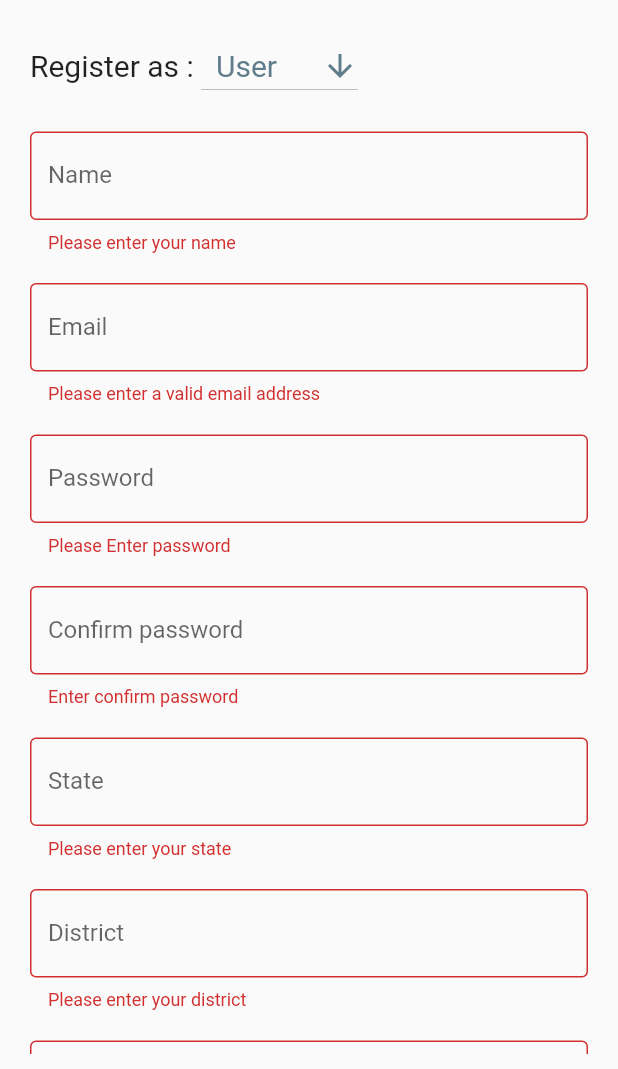
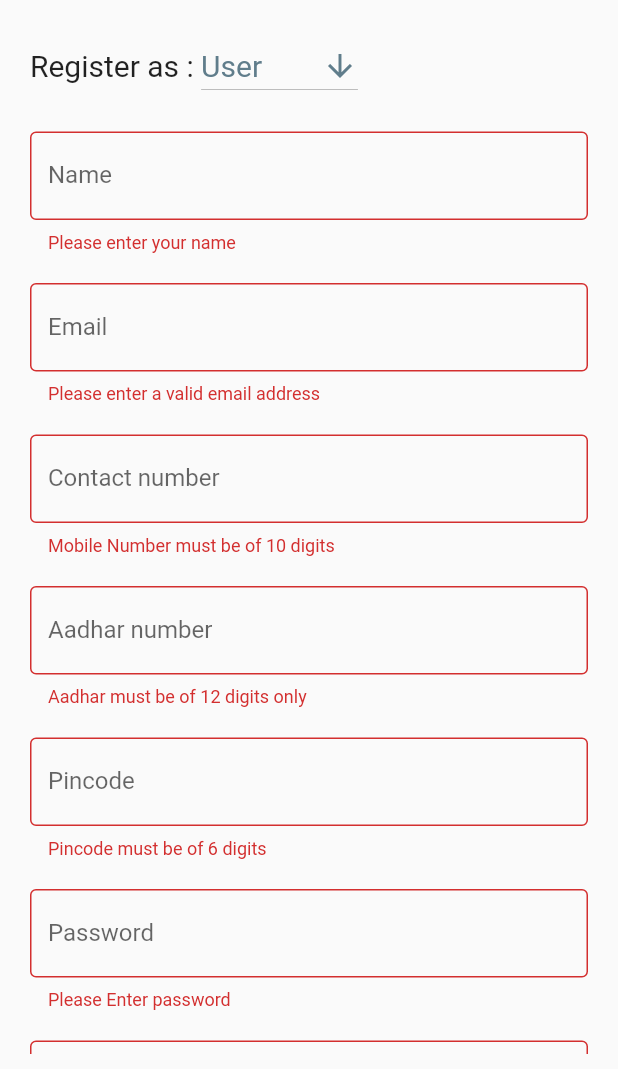
Before and after one commit to siddhantshingi/Parcha, a Flutter app: the Register screen opened directly, after a tap on "Register", on a phone screen of 412 x 824 dp, the part 167-1236 px from its top. Run offline on Flutter 3.47's test engine with Material 2 defaults, Android fonts, the phone set to English and light mode, and no system bars; our stand-ins replace dotted_border, email_validator; missing offline and left inert: qrscan.

Commit message:
Refactored Register code, added call to get shopCategories

```diff
--- a/token_system/lib/screens/register.dart
+++ b/token_system/lib/screens/register.dart
@@ -3,9 +3,11 @@ import 'package:email_validator/email_validator.dart';
 import 'package:token_system/Entities/user.dart';
 import 'package:token_system/Entities/shop.dart';
 import 'package:token_system/Entities/authority.dart';
+import 'package:token_system/Services/miscServices.dart';
 import 'package:token_system/Services/userService.dart';
 import 'package:token_system/Services/shopService.dart';
 import 'package:token_system/Services/authorityService.dart';
+import 'package:token_system/components/async_builder.dart';
 import 'package:token_system/components/title.dart';
 import 'package:token_system/screens/login.dart';
 
@@ -24,13 +26,13 @@ class _RegisterState extends State<Register> {
   String _pincode = '';
   String _address = 'XXX';
   String _landmark = 'XXX';
-  int _shopSize = 0;
+  int _shopType;
   String _openTime = '11:00:00';
   String _closeTime = '20:00:00';
   int verifierId = 0;
   SignAs _selected = SignAs.user;
 
-  // TODO: State and district dropdown menu.
+  // FIXED: State and district dropdown menu. To be handled on backend.
   String _state = '';
   String _district = '';
 
@@ -44,6 +46,7 @@ class _RegisterState extends State<Register> {
 
   String validateAadhar(String value) {
     // Indian Mobile number are of 10 digit only
+    if (value == null) return null;
     if (value.length != 12)
       return 'Aadhar must be of 12 digits only';
     else
@@ -72,13 +75,23 @@ class _RegisterState extends State<Register> {
     return null;
   }
 
-  bool showCategory(selected) {
-    if (selected == SignAs.shop) return true;
+  bool isShop() {
+    if (_selected == SignAs.shop) return true;
     return false;
   }
 
   @override
   Widget build(BuildContext context) {
+    // Call the Shop Categories API
+    var onReceiveJson = (snapshot) {
+      // Construct List of Categories
+      List<String> shopCategories = [];
+      for (var item in snapshot.data['result']) {
+        shopCategories.add(item['typeName']);
+      }
+      return shopCategories;
+    };
+
     return Scaffold(
         appBar: AppBar(
           backgroundColor: Colors.blueGrey,
@@ -116,11 +129,11 @@ class _RegisterState extends State<Register> {
                         },
                         items: <DropdownMenuItem<SignAs>>[
                           const DropdownMenuItem<SignAs>(
-                            child: Text('  User  '),
+                            child: Text('User'),
                             value: SignAs.user,
                           ),
                           const DropdownMenuItem<SignAs>(
-                            child: Text('  Shop  '),
+                            child: Text('Shop'),
                             value: SignAs.shop,
                           ),
                           const DropdownMenuItem<SignAs>(
@@ -140,7 +153,30 @@ class _RegisterState extends State<Register> {
                       child: TextFormField(
                         decoration: InputDecoration(
                           border: OutlineInputBorder(),
-                          labelText: 'Name',
+                          labelText: isShop() ? 'Shop Name' : 'Name',
+                        ),
+                        validator: (value) {
+                          if (value.isEmpty)
+                            return isShop()
+                                ? 'Please enter your Shop name'
+                                : 'Please enter your name';
+                          else
+                            return null;
+                        },
+                        onSaved: (value) {
+                          setState(() {
+                            _name = value;
+                          });
+                        },
+                      ),
+                    ),
+                    Visibility(
+                      child: Container(
+                        padding: EdgeInsets.all(10),
+                        child: TextFormField(
+                          decoration: InputDecoration(
+                            border: OutlineInputBorder(),
+                            labelText: 'Shop Owner Name',
                           ),
                           validator: (value) {
                             if (value.isEmpty)
@@ -154,6 +190,64 @@ class _RegisterState extends State<Register> {
                             });
                           },
                         ),
+                      ),
+                      visible: isShop(),
+                    ),
+                    Visibility(
+                      child: Padding(
+                        padding: EdgeInsets.all(10),
+                        child: Container(
+                          padding: EdgeInsets.fromLTRB(10, 5, 10, 5),
+                          decoration: ShapeDecoration(
+                            shape: RoundedRectangleBorder(
+                              side: BorderSide(
+                                  width: 1.0,
+                                  style: BorderStyle.solid,
+                                  color: Colors.blueGrey),
+                              borderRadius:
+                                  BorderRadius.all(Radius.circular(5.0)),
+                            ),
+                          ),
+                          child: AsyncBuilder(
+                            future: MiscService.getShopTypesApiCall(),
+                            builder: (shopCategories) {
+                              List<DropdownMenuItem> items = [];
+                              for (var index = 0;
+                                  index < shopCategories.length;
+                                  index++) {
+                                items.add(DropdownMenuItem(
+                                  child: Text(shopCategories[index]),
+                                  value: 2*index,
+                                ));
+                                items.add(DropdownMenuItem(
+                                  child: Text(shopCategories[index]),
+                                  value: 2*index + 1,
+                                ));
+                              }
+                              return DropdownButton(
+                                iconDisabledColor: Colors.blueGrey,
+                                iconEnabledColor: Colors.blue,
+                                hint: Text('Shop Type'),
+                                style: TextStyle(
+                                    color: Colors.black, fontSize: 16),
+                                underline: Container(height: 0),
+                                isExpanded: true,
+                                items: items,
+                                value: _shopType,
+                                onChanged: (value) {
+                                  setState(() {
+                                    _shopType = value;
+                                    print(_shopType);
+                                  });
+                                },
+                              );
+                            },
+                            onReceiveJson: onReceiveJson,
+                            size: 40,
+                          ),
+                        ),
+                      ),
+                      visible: isShop(),
                     ),
                     Container(
                       padding: EdgeInsets.all(10),
@@ -170,8 +264,7 @@ class _RegisterState extends State<Register> {
                         },
                       ),
                     ),
-                    Visibility(
-                        child: Container(
+                    Container(
                       padding: EdgeInsets.all(10),
                       child: TextFormField(
                         decoration: InputDecoration(
@@ -179,7 +272,7 @@ class _RegisterState extends State<Register> {
                           labelText: 'Contact number',
                         ),
                         keyboardType: TextInputType.phone,
-//                          validator: validateMobile,
+                        validator: validateMobile,
                         onSaved: (value) {
                           setState(() {
                             _mobile = value;
@@ -187,7 +280,38 @@ class _RegisterState extends State<Register> {
                         },
                       ),
                     ),
-                        visible: false),
+                    Container(
+                      padding: EdgeInsets.all(10),
+                      child: TextFormField(
+                        decoration: InputDecoration(
+                          border: OutlineInputBorder(),
+                          labelText: 'Aadhar number',
+                        ),
+                        keyboardType: TextInputType.phone,
+                        validator: validateAadhar,
+                        onSaved: (value) {
+                          setState(() {
+                            _aadhar = value;
+                          });
+                        },
+                      ),
+                    ),
+                    Container(
+                      padding: EdgeInsets.fromLTRB(10, 10, 10, 10),
+                      child: TextFormField(
+                        decoration: InputDecoration(
+                          border: OutlineInputBorder(),
+                          labelText: 'Pincode',
+                        ),
+                        keyboardType: TextInputType.phone,
+                        validator: validatePincode,
+                        onSaved: (value) {
+                          setState(() {
+                            _pincode = value;
+                          });
+                        },
+                      ),
+                    ),
                     Container(
                       padding: EdgeInsets.fromLTRB(10, 10, 10, 10),
                       child: TextFormField(
@@ -216,80 +340,6 @@ class _RegisterState extends State<Register> {
                         validator: validateConfirmPassword,
                       ),
                     ),
-                    Visibility(
-                        child: Container(
-                          padding: EdgeInsets.all(10),
-                          child: TextFormField(
-                            decoration: InputDecoration(
-                              border: OutlineInputBorder(),
-                              labelText: 'Aadhar number',
-                            ),
-                            keyboardType: TextInputType.phone,
-//                          validator: validateAadhar,
-                            onSaved: (value) {
-                              setState(() {
-                                _aadhar = value;
-                              });
-                            },
-                          ),
-                        ),
-                        visible: false),
-                    Container(
-                      padding: EdgeInsets.all(10),
-                      child: TextFormField(
-                        decoration: InputDecoration(
-                          border: OutlineInputBorder(),
-                          labelText: 'State',
-                        ),
-                        validator: (value) {
-                          if (value.isEmpty)
-                            return 'Please enter your state';
-                          else
-                            return null;
-                        },
-                        onSaved: (value) {
-                          setState(() {
-                            _state = value;
-                          });
-                        },
-                      ),
-                    ),
-                    Container(
-                      padding: EdgeInsets.all(10),
-                      child: TextFormField(
-                        decoration: InputDecoration(
-                          border: OutlineInputBorder(),
-                          labelText: 'District',
-                        ),
-                        validator: (value) {
-                          if (value.isEmpty)
-                            return 'Please enter your district';
-                          else
-                            return null;
-                        },
-                        onSaved: (value) {
-                          setState(() {
-                            _state = value;
-                          });
-                        },
-                      ),
-                    ),
-                    Container(
-                      padding: EdgeInsets.fromLTRB(10, 10, 10, 10),
-                      child: TextFormField(
-                        decoration: InputDecoration(
-                          border: OutlineInputBorder(),
-                          labelText: 'Pincode',
-                        ),
-                        keyboardType: TextInputType.phone,
-                        validator: validatePincode,
-                        onSaved: (value) {
-                          setState(() {
-                            _pincode = value;
-                          });
-                        },
-                      ),
-                    ),
                     Container(
                       height: 50,
                       padding: EdgeInsets.fromLTRB(10, 10, 10, 0),
@@ -313,16 +363,17 @@ class _RegisterState extends State<Register> {
                                     state: _state,
                                     district: _district,
                                     pincode: _pincode,
-                                    verificationStatus: 0,);
+                                    verificationStatus: 0,
+                                  );
                                   UserService.registerApiCall(newUser)
                                       .then((code) {
                                     if (code == 200) {
                                       final snackbar = SnackBar(
-                                        content: Text(
-                                            'Registration successful!'),
+                                        content:
+                                            Text('Registration successful!'),
                                       );
-                                      Scaffold.of(context).showSnackBar(
-                                          snackbar);
+                                      Scaffold.of(context)
+                                          .showSnackBar(snackbar);
                                       // Pop screen if successful
                                       Future.delayed(Duration(seconds: 2), () {
                                         Navigator.pop(context);
@@ -332,19 +383,18 @@ class _RegisterState extends State<Register> {
                                         content: Text(
                                             'This Email ID already exists'),
                                       );
-                                      Scaffold.of(context).showSnackBar(
-                                          snackbar);
+                                      Scaffold.of(context)
+                                          .showSnackBar(snackbar);
                                     } else {
                                       final snackbar = SnackBar(
                                         content: Text(
                                             'Registration not successful. Please try again!'),
                                       );
-                                      Scaffold.of(context).showSnackBar(
-                                          snackbar);
+                                      Scaffold.of(context)
+                                          .showSnackBar(snackbar);
                                     }
                                   });
-                                }
-                                else if (_selected == SignAs.shop) {
+                                } else if (_selected == SignAs.shop) {
                                   Shop newShop = new Shop(
                                       id: 0,
                                       name: _name,
@@ -358,19 +408,19 @@ class _RegisterState extends State<Register> {
                                       district: _district,
                                       pincode: _pincode,
                                       verificationStatus: 0,
-                                    shopSize: _shopSize,
+                                      shopSize: _shopType,
                                       openTime: _openTime,
                                       closeTime: _closeTime);
                                   ShopService.registerApiCall(newShop)
                                       .then((code) {
-                                        print ('Inside Api call');
+                                    print('Inside Api call');
                                     if (code == 200) {
                                       final snackbar = SnackBar(
-                                        content: Text(
-                                            'Registration successful!'),
+                                        content:
+                                            Text('Registration successful!'),
                                       );
-                                      Scaffold.of(context).showSnackBar(
-                                          snackbar);
+                                      Scaffold.of(context)
+                                          .showSnackBar(snackbar);
                                       // Pop screen if successful
                                       Future.delayed(Duration(seconds: 2), () {
                                         Navigator.pop(context);
@@ -380,19 +430,18 @@ class _RegisterState extends State<Register> {
                                         content: Text(
                                             'This Email ID already exists'),
                                       );
-                                      Scaffold.of(context).showSnackBar(
-                                          snackbar);
+                                      Scaffold.of(context)
+                                          .showSnackBar(snackbar);
                                     } else {
                                       final snackbar = SnackBar(
                                         content: Text(
                                             'Registration not successful. Please try again!'),
                                       );
-                                      Scaffold.of(context).showSnackBar(
-                                          snackbar);
+                                      Scaffold.of(context)
+                                          .showSnackBar(snackbar);
                                     }
                                   });
-                                }
-                                else {
+                                } else {
                                   Authority newAuth = new Authority(
                                     id: 0,
                                     name: _name,
@@ -403,16 +452,17 @@ class _RegisterState extends State<Register> {
                                     state: _state,
                                     district: _district,
                                     pincode: _pincode,
-                                    verificationStatus: 0,);
+                                    verificationStatus: 0,
+                                  );
                                   AuthorityService.registerApiCall(newAuth)
                                       .then((code) {
                                     if (code == 200) {
                                       final snackbar = SnackBar(
-                                        content: Text(
-                                            'Registration successful!'),
+                                        content:
+                                            Text('Registration successful!'),
                                       );
-                                      Scaffold.of(context).showSnackBar(
-                                          snackbar);
+                                      Scaffold.of(context)
+                                          .showSnackBar(snackbar);
                                       // Pop screen if successful
                                       Future.delayed(Duration(seconds: 2), () {
                                         Navigator.pop(context);
@@ -422,15 +472,15 @@ class _RegisterState extends State<Register> {
                                         content: Text(
                                             'This Email ID already exists'),
                                       );
-                                      Scaffold.of(context).showSnackBar(
-                                          snackbar);
+                                      Scaffold.of(context)
+                                          .showSnackBar(snackbar);
                                     } else {
                                       final snackbar = SnackBar(
                                         content: Text(
                                             'Registration not successful. Please try again!'),
                                       );
-                                      Scaffold.of(context).showSnackBar(
-                                          snackbar);
+                                      Scaffold.of(context)
+                                          .showSnackBar(snackbar);
                                     }
                                   });
                                 }
```
Also changed, not shown: token_system/lib/components/async_builder.dart (+5 -2 lines), token_system/lib/components/loading.dart (+6 -2 lines). Lines whose indentation alone changed are shown as unchanged.
